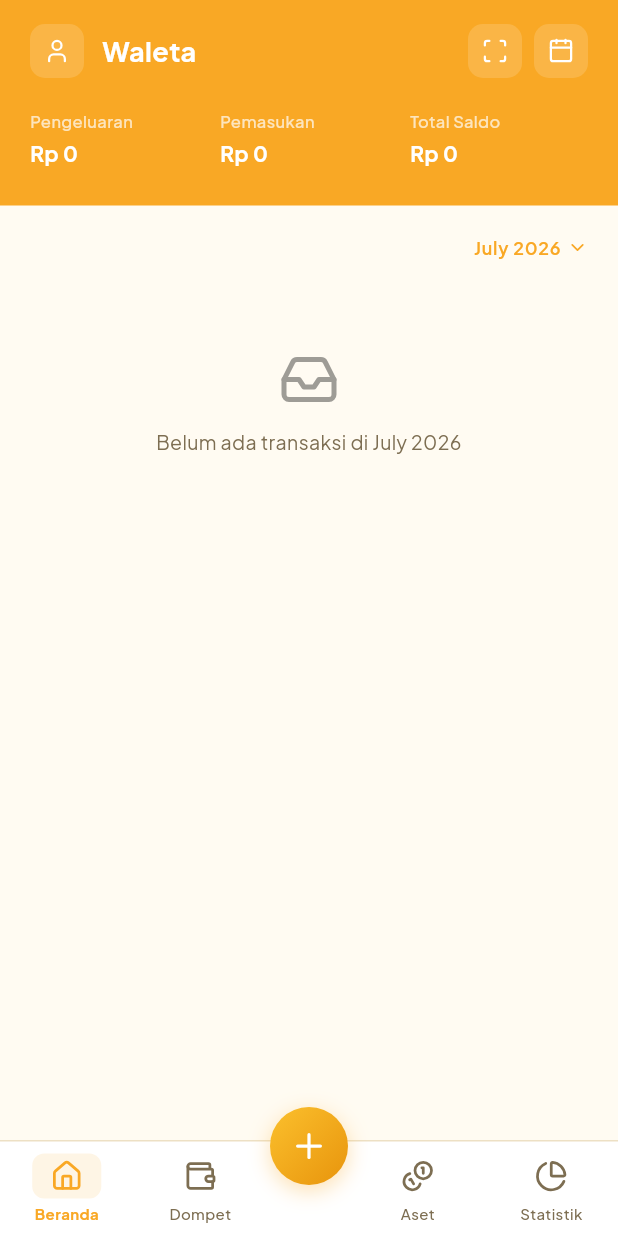
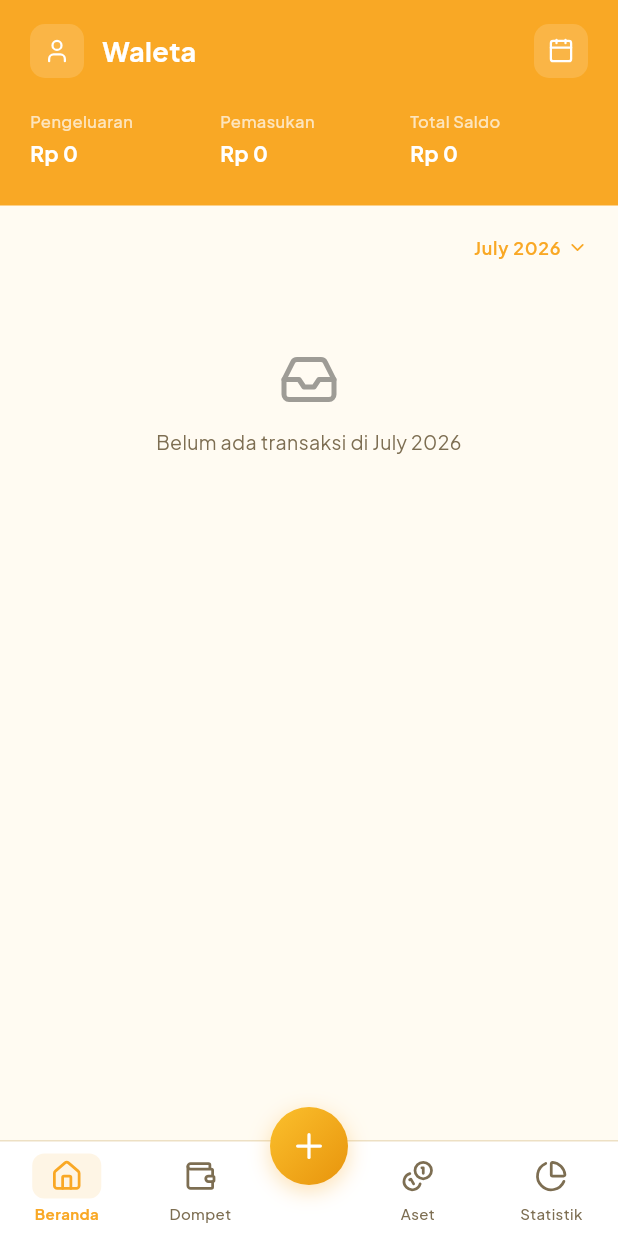
Before and after one commit to SullKanaeru/waleta, a Flutter app: the screen it shows after launch, on a phone screen of 412 x 824 dp. Run offline on Flutter 3.47's test engine with Material 3 defaults, Android fonts, the phone set to English and light mode, and no system bars; our stand-ins replace fl_chart, flutter_animate, flutter_riverpod, go_router, google_fonts, image_picker and 4 more; missing offline and left inert: google_mlkit_text_recognition; accounts and stored records are empty.

Commit message:
feat: navigate Scan and Calculator to dedicated full pages & remove top dashboard scan button

```diff
--- a/fe/lib/core/routes/app_router.dart
+++ b/fe/lib/core/routes/app_router.dart
@@ -6,6 +6,8 @@ import '../../features/dashboard/screens/dashboard_screen.dart';
 import '../../features/envelopes/screens/envelopes_screen.dart';
 import '../../features/journal/screens/journal_screen.dart';
 import '../../features/activity/screens/cashflow_screen.dart';
+import '../../features/activity/screens/camera_scanner_screen.dart';
+import '../../features/activity/screens/calculator_screen.dart';
 import '../../features/statistics/screens/statistics_screen.dart';
 import '../../features/settings/screens/settings_screen.dart';
 import '../../features/envelopes/screens/envelope_detail_screen.dart';
@@ -35,10 +37,7 @@ final routerProvider = Provider<GoRouter>((ref) {
       return null;
     },
     routes: [
-      GoRoute(
-        path: '/login',
-        builder: (context, state) => const LoginScreen(),
-      ),
+      GoRoute(path: '/login', builder: (context, state) => const LoginScreen()),
       GoRoute(
         path: '/register',
         builder: (context, state) => const RegisterScreen(),
@@ -92,16 +91,23 @@ final routerProvider = Provider<GoRouter>((ref) {
       ),
       GoRoute(
         path: '/journal',
-        builder: (context, state) => const JournalScreen(), // Top-level route
+        builder: (context, state) => const JournalScreen(),
       ),
       GoRoute(
         path: '/accounts',
         builder: (context, state) => const AccountsScreen(),
       ),
-
       GoRoute(
         path: '/settings',
         builder: (context, state) => const SettingsScreen(),
+      ),
+      GoRoute(
+        path: '/scan',
+        builder: (context, state) => const CameraScannerScreen(),
+      ),
+      GoRoute(
+        path: '/calculator',
+        builder: (context, state) => const CalculatorScreen(),
       ),
       GoRoute(
         path: '/envelope/:id',
@@ -123,14 +129,16 @@ final routerProvider = Provider<GoRouter>((ref) {
 
           envelope ??= Envelope(
             id: id,
-            name: id == 'kebutuhan' ? 'Kebutuhan' : (id == 'keinginan' ? 'Keinginan' : 'Tabungan'),
+            name: id == 'kebutuhan'
+                ? 'Kebutuhan'
+                : (id == 'keinginan' ? 'Keinginan' : 'Tabungan'),
             allocatedAmount: 0,
             iconData: id == 'kebutuhan'
                 ? LucideIcons.shoppingBag
                 : (id == 'keinginan' ? LucideIcons.coffee : LucideIcons.wallet),
             color: id == 'kebutuhan'
                 ? AppColors.primary
-                : (id == 'keinginan' ? AppColors.accent : Colors.teal),
+                : (id == 'keinginan' ? AppColors.accentAmber : Colors.teal),
           );
 
           return EnvelopeDetailScreen(envelope: envelope);
--- a/fe/lib/features/dashboard/screens/dashboard_screen.dart
+++ b/fe/lib/features/dashboard/screens/dashboard_screen.dart
@@ -7,10 +7,8 @@ import 'package:intl/intl.dart';
 import 'package:skeletonizer/skeletonizer.dart';
 import '../../activity/providers/transactions_provider.dart';
 import '../../accounts/providers/accounts_provider.dart';
-import '../../activity/screens/camera_scanner_screen.dart';
 import '../../activity/widgets/assign_pocket_sheet.dart';
 import '../../activity/widgets/edit_transaction_sheet.dart';
-import '../../../models/ocr_result.dart';
 import '../../../core/theme/app_colors.dart';
 
 import '../providers/rollover_provider.dart';
@@ -351,33 +349,6 @@ class DashboardScreen extends ConsumerWidget {
         ),
         Row(
           children: [
-            GestureDetector(
-              onTap: () async {
-                final result = await Navigator.push<OCRResult>(
-                  context,
-                  MaterialPageRoute(
-                    builder: (context) => const CameraScannerScreen(),
-                  ),
-                );
-                if (result != null && context.mounted) {
-                  _showAssignPocketSheet(context, result);
-                }
-              },
-              child: Container(
-                width: 36,
-                height: 36,
-                decoration: BoxDecoration(
-                  color: Colors.white.withValues(alpha: 0.15),
-                  borderRadius: BorderRadius.circular(10),
-                ),
-                child: const Icon(
-                  LucideIcons.scan,
-                  color: Colors.white,
-                  size: 18,
-                ),
-              ),
-            ),
-            const SizedBox(width: 8),
             GestureDetector(
               onTap: () => _showMonthYearPicker(context, ref, selectedDate),
               child: Container(
```
Also changed, not shown: fe/lib/features/activity/screens/calculator_screen.dart (added, +28 -0 lines), fe/lib/shared/layouts/main_layout.dart (+2 -8 lines).
